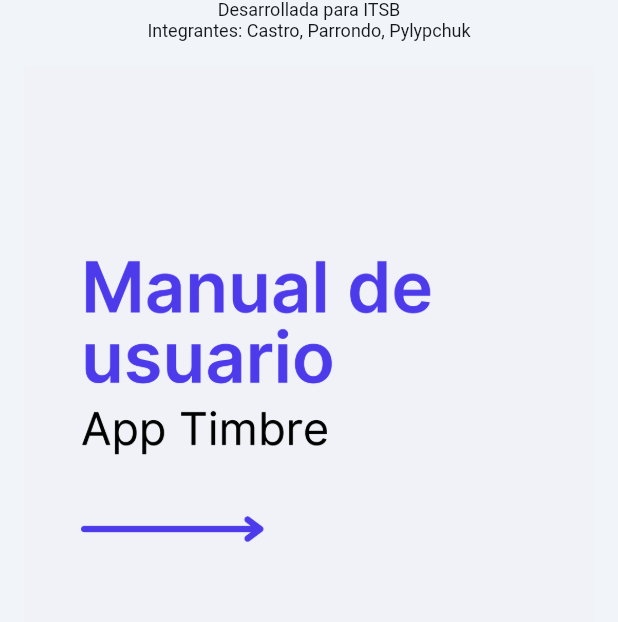
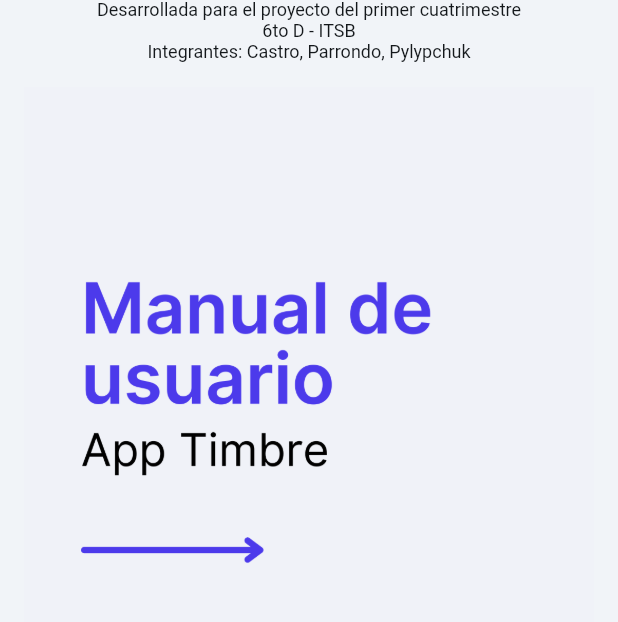
Before and after one commit to natanparrondo/timbreflutter, a Flutter app: the InfoWidget screen opened by its route, on a phone screen of 412 x 824 dp, the part 272-894 px from its top. Run offline on Flutter 3.47's test engine with Material 3 defaults, Android fonts, the phone set to English and light mode, and no system bars; our stand-ins replace auto_size_text, easy_debounce, flutter_blue_plus, font_awesome_flutter, from_css_color, go_router and 5 more; missing offline and left inert: json_path; accounts and stored records are empty; Roboto replaces fonts that are missing (Readex Pro).

Commit message:
upd icons, userguide

```diff
--- a/lib/pages/info/info_widget.dart
+++ b/lib/pages/info/info_widget.dart
@@ -102,7 +102,7 @@ class _InfoWidgetState extends State<InfoWidget> {
                   //       ),
                   // ),
                   Text(
-                    'Desarrollada para ITSB\nIntegrantes: Castro, Parrondo, Pylypchuk',
+                    'Desarrollada para el proyecto del primer cuatrimestre\n6to D - ITSB\nIntegrantes: Castro, Parrondo, Pylypchuk',
                     textAlign: TextAlign.center, // Correct placement of textAlign
                     style: FlutterFlowTheme.of(context).bodyMedium.override(
                       fontFamily: 'Readex Pro',
@@ -179,6 +179,22 @@ class ImageScroller extends StatelessWidget {
             fit: BoxFit.cover,
           ),
         ),
+        Container(
+          width: imageSize,
+          height: imageSize,
+          child: Image.asset(
+            'assets/images/6.png',
+            fit: BoxFit.cover,
+          ),
+        ),
+        Container(
+          width: imageSize,
+          height: imageSize,
+          child: Image.asset(
+            'assets/images/7.png',
+            fit: BoxFit.cover,
+          ),
+        ),
       ],
     );
   }
--- a/pubspec.yaml
+++ b/pubspec.yaml
@@ -116,6 +116,8 @@ flutter:
     - assets/images/3.png
     - assets/images/4.png
     - assets/images/5.png
+    - assets/images/6.png
+    - assets/images/7.png
 
   # An image asset can refer to one or more resolution-specific "variants", see
   # https://flutter.dev/assets-and-images/#resolution-aware.
```
Also changed, not shown: assets/images/0.png, assets/images/1.png, assets/images/2.png, assets/images/3.png, assets/images/4.png, assets/images/5.png, assets/images/6.png (added), assets/images/7.png (added), 19 other files.
